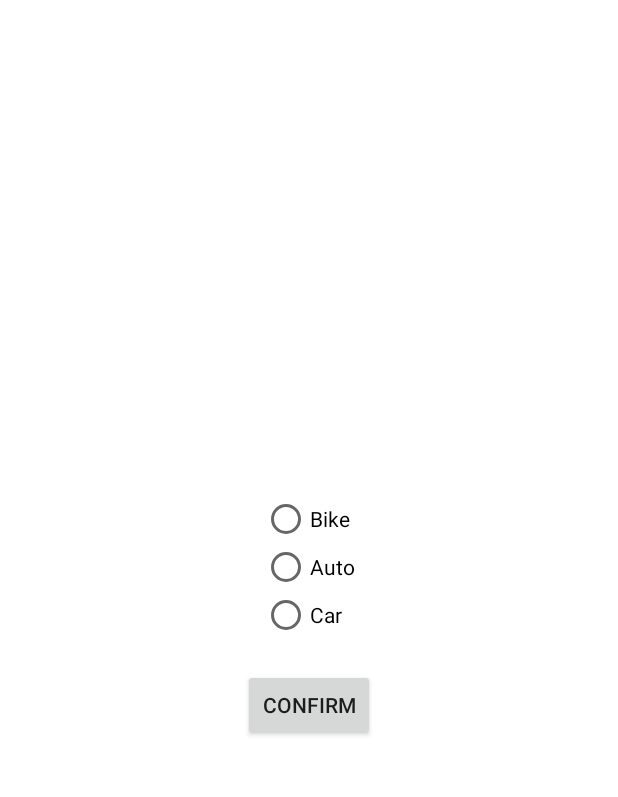
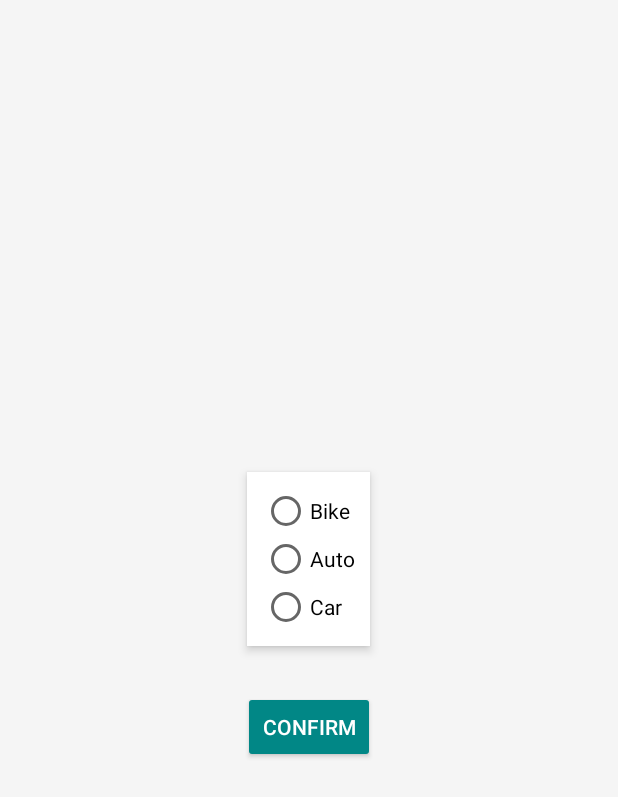
Before and after one commit to Priyadarshini32/Journee, an Android app built with Jetpack Compose: the SelectVehicleActivity screen opened directly, with no data from a screen before it, on a phone screen of 412 x 824 dp. Shown: the top 797 px of the screen. Run offline under Robolectric (Android 15) with nearby library versions, the phone set to English and light mode, and no system bars; Roboto replaces fonts that are not available here.

Commit message:
Modified vehicle selection screen to display eta & details

```diff
--- a/app/src/main/java/com/example/gps/activity/HomeActivity.kt
+++ b/app/src/main/java/com/example/gps/activity/HomeActivity.kt
@@ -41,10 +41,10 @@ class HomeActivity : AppCompatActivity(), OnMapReadyCallback {
             if (fromLocation == null || toLocation == null) {
                 Toast.makeText(this, "Please select both pickup and destination", Toast.LENGTH_SHORT).show()
             } else {
-                val intent = Intent(this, SelectVehicleActivity::class.java)
-                startActivityForResult(intent, REQUEST_VEHICLE_SELECTION)
+                getETA(fromLocation!!, toLocation!!) // Fetch ETA first
             }
         }
+
 
 
 
@@ -229,10 +229,12 @@ class HomeActivity : AppCompatActivity(), OnMapReadyCallback {
                     if (elements.length() > 0) {
                         val duration = elements.getJSONObject(0).getJSONObject("duration")
                         val etaText = duration.getString("text") // Example: "15 mins"
-                        val etaValue = duration.getInt("value") // Time in seconds
 
                         runOnUiThread {
-                            Snackbar.make(findViewById(android.R.id.content), "Estimated Arrival: $etaText", Snackbar.LENGTH_LONG).show()
+                            // Start SelectVehicleActivity with ETA
+                            val intent = Intent(this@HomeActivity, SelectVehicleActivity::class.java)
+                            intent.putExtra("selected_eta", etaText) // Pass ETA to next screen
+                            startActivityForResult(intent, REQUEST_VEHICLE_SELECTION)
                         }
                     }
                 }
@@ -240,4 +242,5 @@ class HomeActivity : AppCompatActivity(), OnMapReadyCallback {
         })
     }
 
+
 }
--- a/app/src/main/java/com/example/gps/activity/SelectVehicleActivity.kt
+++ b/app/src/main/java/com/example/gps/activity/SelectVehicleActivity.kt
@@ -2,38 +2,70 @@ package com.example.gps.activity
 
 import android.content.Intent
 import android.os.Bundle
+import android.view.View
 import android.widget.Button
+import android.widget.RadioButton
 import android.widget.RadioGroup
+import android.widget.TextView
 import android.widget.Toast
 import androidx.appcompat.app.AppCompatActivity
 import com.example.gps.R
 
 class SelectVehicleActivity : AppCompatActivity() {
 
+    private lateinit var vehicleGroup: RadioGroup
+    private lateinit var confirmButton: Button
+    private lateinit var rideDetailsLayout: View
+    private lateinit var selectedVehicleText: TextView
+    private lateinit var startRideButton: Button
+    private lateinit var cancelRideButton: Button
+
     override fun onCreate(savedInstanceState: Bundle?) {
         super.onCreate(savedInstanceState)
         setContentView(R.layout.activity_select_vehicle)
 
-        val vehicleGroup: RadioGroup = findViewById(R.id.vehicle_group)
-        val confirmButton: Button = findViewById(R.id.confirm_button)
+        vehicleGroup = findViewById(R.id.vehicle_group)
+        confirmButton = findViewById(R.id.confirm_button)
+        rideDetailsLayout = findViewById(R.id.ride_details_layout)
+        selectedVehicleText = findViewById(R.id.selected_vehicle_text)
+        startRideButton = findViewById(R.id.start_ride_button)
+        cancelRideButton = findViewById(R.id.cancel_ride_button)
+
+        val eta = intent.getStringExtra("selected_eta") ?: "Unknown ETA"
+
+        // Assuming you have a TextView for ETA
+        val etaTextView: TextView = findViewById(R.id.eta_text_view)
+        etaTextView.text = "Estimated Arrival Time: $eta"
 
         confirmButton.setOnClickListener {
             val selectedId = vehicleGroup.checkedRadioButtonId
-            val vehicleType = when (selectedId) {
-                R.id.radio_bike -> "Bike"
-                R.id.radio_auto -> "Auto"
-                R.id.radio_car -> "Car"
-                else -> null
+            val vehicleType = if (selectedId != -1) {
+                findViewById<RadioButton>(selectedId)?.text.toString()
+            } else {
+                null
             }
 
             if (vehicleType == null) {
                 Toast.makeText(this, "Please select a vehicle type", Toast.LENGTH_SHORT).show()
             } else {
-                val resultIntent = Intent()
-                resultIntent.putExtra("selected_vehicle", vehicleType)
-                setResult(RESULT_OK, resultIntent)
-                finish() // Close this activity and return to HomeActivity
+                // Hide vehicle selection and show ride details
+                vehicleGroup.visibility = View.GONE
+                confirmButton.visibility = View.GONE
+                rideDetailsLayout.visibility = View.VISIBLE
+                selectedVehicleText.text = "Vehicle: $vehicleType"
             }
         }
+
+        startRideButton.setOnClickListener {
+            Toast.makeText(this, "Ride started successfully!", Toast.LENGTH_SHORT).show()
+        }
+
+        cancelRideButton.setOnClickListener {
+            setResult(RESULT_CANCELED, Intent().apply {
+                putExtra("selected_vehicle", "Cancelled")
+            })
+            finish()
+        }
     }
+
 }
--- a/app/src/main/res/layout/activity_select_vehicle.xml
+++ b/app/src/main/res/layout/activity_select_vehicle.xml
@@ -5,31 +5,36 @@
     android:layout_height="match_parent"
     android:orientation="vertical"
     android:padding="20dp"
-    android:gravity="center">
+    android:gravity="center"
+    android:background="#F5F5F5">
 
     <RadioGroup
         android:id="@+id/vehicle_group"
         android:layout_width="wrap_content"
         android:layout_height="wrap_content"
-        android:orientation="vertical">
+        android:orientation="vertical"
+        android:background="@android:color/white"
+        android:padding="10dp"
+        android:elevation="4dp"
+        android:layout_marginBottom="20dp">
 
         <RadioButton
             android:id="@+id/radio_bike"
             android:layout_width="wrap_content"
             android:layout_height="wrap_content"
-            android:text="Bike" />
+            android:text="Bike"/>
 
         <RadioButton
             android:id="@+id/radio_auto"
             android:layout_width="wrap_content"
             android:layout_height="wrap_content"
-            android:text="Auto" />
+            android:text="Auto"/>
 
         <RadioButton
             android:id="@+id/radio_car"
             android:layout_width="wrap_content"
             android:layout_height="wrap_content"
-            android:text="Car" />
+            android:text="Car"/>
     </RadioGroup>
 
     <Button
@@ -37,5 +42,65 @@
         android:layout_width="wrap_content"
         android:layout_height="wrap_content"
         android:text="Confirm"
-        android:layout_marginTop="20dp"/>
+        android:backgroundTint="@color/teal_700"
+        android:textColor="@android:color/white"
+        android:layout_marginTop="10dp"/>
+
+    <LinearLayout
+        android:id="@+id/ride_details_layout"
+        android:layout_width="match_parent"
+        android:layout_height="wrap_content"
+        android:orientation="vertical"
+        android:padding="20dp"
+        android:background="@android:color/white"
+        android:elevation="4dp"
+        android:visibility="gone"
+        android:layout_marginTop="20dp">
+
+        <TextView
+            android:id="@+id/ride_details_text"
+            android:layout_width="wrap_content"
+            android:layout_height="wrap_content"
+            android:text="Ride Details"
+            android:textSize="18sp"
+            android:textStyle="bold"
+            android:paddingBottom="10dp"/>
+
+        <TextView
+            android:id="@+id/selected_vehicle_text"
+            android:layout_width="wrap_content"
+            android:layout_height="wrap_content"
+            android:text="Vehicle: "
+            android:textSize="16sp"
+            android:textColor="@android:color/black"/>
+
+        <TextView
+            android:id="@+id/eta_text_view"
+            android:layout_width="wrap_content"
+            android:layout_height="wrap_content"
+            android:text="Estimated Arrival Time: --"
+            android:textSize="16sp"
+            android:textStyle="bold"
+            android:layout_marginTop="16dp"
+            android:layout_gravity="center_horizontal"/>
+
+
+        <Button
+            android:id="@+id/start_ride_button"
+            android:layout_width="wrap_content"
+            android:layout_height="wrap_content"
+            android:text="Start Ride"
+            android:backgroundTint="@color/teal_700"
+            android:textColor="@android:color/white"
+            android:layout_marginTop="10dp"/>
+
+        <Button
+            android:id="@+id/cancel_ride_button"
+            android:layout_width="wrap_content"
+            android:layout_height="wrap_content"
+            android:text="Cancel Ride"
+            android:backgroundTint="@android:color/holo_red_light"
+            android:textColor="@android:color/white"
+            android:layout_marginTop="10dp"/>
+    </LinearLayout>
 </LinearLayout>
```
